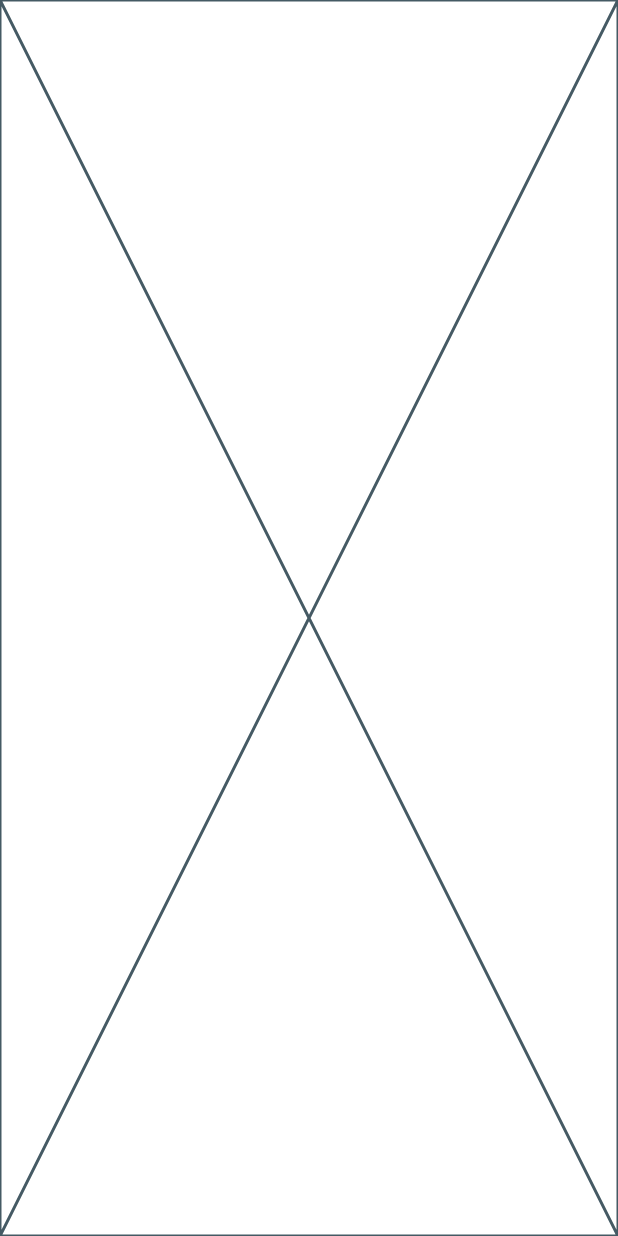
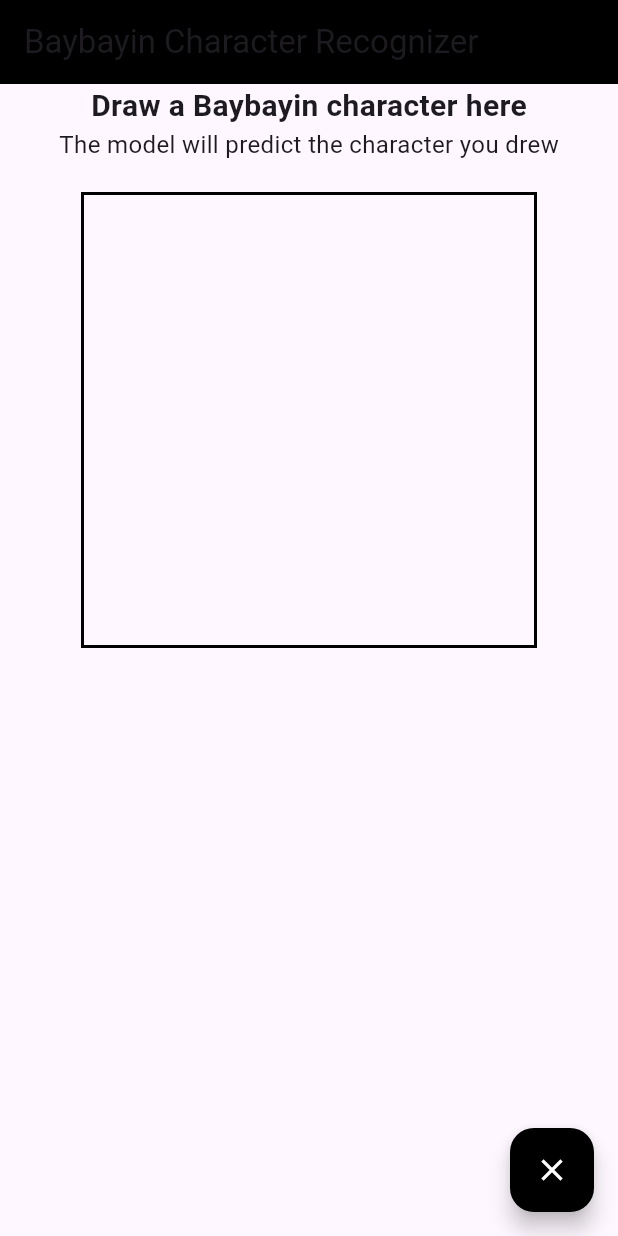
Before and after one commit to drewsix9/Digit_Recognizer, a Flutter app: the screen it shows after launch, on a phone screen of 412 x 824 dp. Run offline on Flutter 3.47's test engine with Material 3 defaults, Android fonts, the light colour scheme and no system bars; missing offline and left inert: tflite.

Commit message:
Refactor Android build configuration, enhance drawing screen, and implement character recognition model

```diff
--- a/lib/main.dart
+++ b/lib/main.dart
@@ -9,14 +9,18 @@ void main() {
 class MyApp extends StatelessWidget {
   const MyApp({super.key});
 
-  // This widget is the root of your application.
   @override
   Widget build(BuildContext context) {
     return MaterialApp(
+      debugShowCheckedModeBanner: false,
       title: 'Flutter Demo',
       theme: ThemeData(
-        colorScheme: ColorScheme.fromSeed(seedColor: Colors.deepPurple),
-        useMaterial3: true,
+        appBarTheme: const AppBarTheme(
+          color: Colors.black,
+        ),
+        floatingActionButtonTheme: const FloatingActionButtonThemeData(
+          backgroundColor: Colors.black,
+        ),
       ),
       home: const DrawScreen(),
     );
--- a/lib/screens/draw_screen.dart
+++ b/lib/screens/draw_screen.dart
@@ -1,10 +1,104 @@
 import 'package:flutter/material.dart';
 
-class DrawScreen extends StatelessWidget {
+import '../services/recognizer.dart';
+import '../utils/constants.dart';
+import 'drawing_painter.dart';
+
+class DrawScreen extends StatefulWidget {
   const DrawScreen({super.key});
 
   @override
+  State<DrawScreen> createState() => _DrawScreenState();
+}
+
+class _DrawScreenState extends State<DrawScreen> {
+  final List<Offset?> _points = [];
+  final _recognizer = Recognizer();
+
+  @override
+  void initState() {
+    super.initState();
+    _initModel();
+  }
+
+  @override
   Widget build(BuildContext context) {
-    return const Placeholder();
+    return Scaffold(
+      appBar: AppBar(
+        title: const Text(
+          'Baybayin Character Recognizer',
+        ),
+      ),
+      body: Column(
+        children: [
+          const Column(
+            mainAxisAlignment: MainAxisAlignment.center,
+            children: [
+              Center(
+                child: Text(
+                  'Draw a Baybayin character here',
+                  style: TextStyle(fontSize: 20, fontWeight: FontWeight.w700),
+                ),
+              ),
+              Center(
+                child: Text(
+                  'The model will predict the character you drew',
+                  style: TextStyle(fontSize: 16),
+                ),
+              ),
+            ],
+          ),
+          const SizedBox(height: 20),
+          Container(
+            width: Constants.canvasSize + Constants.borderSize * 2,
+            height: Constants.canvasSize + Constants.borderSize * 2,
+            decoration: BoxDecoration(
+              border: Border.all(
+                color: Colors.black,
+                width: Constants.borderSize,
+              ),
+            ),
+            child: GestureDetector(
+              onPanUpdate: (DragUpdateDetails details) {
+                Offset localPosition = details.localPosition;
+                if (localPosition.dx >= 0 &&
+                    localPosition.dy >= 0 &&
+                    localPosition.dx <= Constants.canvasSize &&
+                    localPosition.dy <= Constants.canvasSize) {
+                  setState(() {
+                    _points.add(localPosition);
+                  });
+                }
+              },
+              onPanEnd: (DragEndDetails details) {
+                _points.add(null);
+                _recognize();
+              },
+              child: CustomPaint(
+                painter: DrawingPainter(_points),
+              ),
+            ),
+          )
+        ],
+      ),
+      floatingActionButton: FloatingActionButton(
+        onPressed: () {
+          setState(() {
+            _points.clear();
+          });
+        },
+        child: const Icon(Icons.clear, color: Colors.white),
+      ),
+    );
+  }
+
+  void _initModel() async {
+    var res = await _recognizer.loadModel();
+    print(res);
+  }
+
+  void _recognize() async {
+    List<dynamic> pred = await _recognizer.recognize(_points);
+    print(pred.map((e) => e.toString()).join(', '));
   }
 }
--- /dev/null
+++ b/lib/screens/drawing_painter.dart
@@ -0,0 +1,26 @@
+import 'package:baybayin_character_recognition/utils/constants.dart';
+import 'package:flutter/material.dart';
+
+class DrawingPainter extends CustomPainter {
+  final List<Offset?> points;
+  DrawingPainter(this.points);
+
+  final Paint _paint = Paint()
+    ..strokeCap = StrokeCap.round
+    ..color = Colors.black
+    ..strokeWidth = Constants.strokeWidth;
+
+  @override
+  void paint(Canvas canvas, Size size) {
+    for (int i = 0; i < points.length - 1; i++) {
+      if (points[i] != null && points[i + 1] != null) {
+        canvas.drawLine(points[i]!, points[i + 1]!, _paint);
+      }
+    }
+  }
+
+  @override
+  bool shouldRepaint(covariant CustomPainter oldDelegate) {
+    return true;
+  }
+}
--- /dev/null
+++ b/lib/utils/constants.dart
@@ -0,0 +1,9 @@
+class Constants {
+  static double canvasSize = 300;
+  static double borderSize = 2;
+
+  static double imageSize = 300;
+  static int baybayinImageSize = 28;
+
+  static double strokeWidth = 8;
+}
--- a/pubspec.yaml
+++ b/pubspec.yaml
@@ -59,7 +59,8 @@ flutter:
 
   # To add assets to your application, add an assets section, like this:
   assets:
-    - assets/
+    - assets/model/baybayin_model.tflite
+    - assets/model/labels.txt
 
   # An image asset can refer to one or more resolution-specific "variants", see
   # https://flutter.dev/to/resolution-aware-images
```
Also changed, not shown: lib/services/recognizer.dart (+63 -1 lines), 2 other files.
